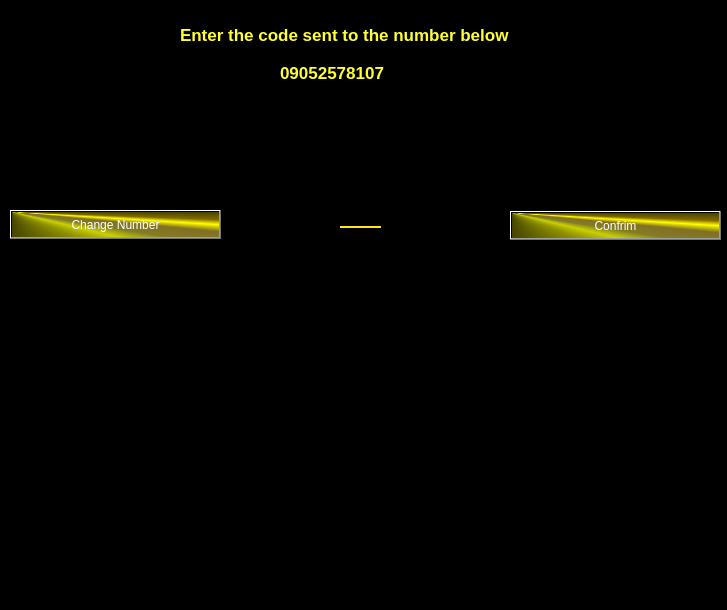
The window that untitled/verification.ui (MohamadKhavaran/M2-Massenger) describes before a commit, drawn with Qt 5.
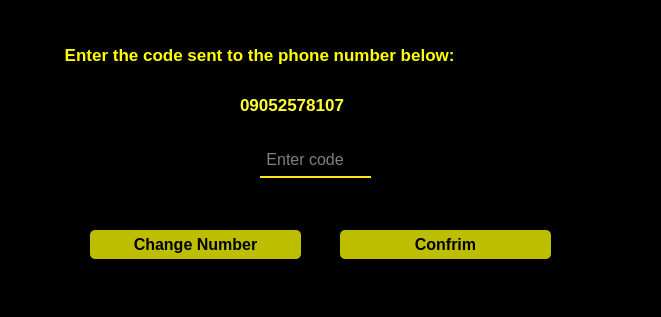
The same window after the commit.

The edit to the form file:
```diff
--- a/untitled/verification.ui
+++ b/untitled/verification.ui
@@ -6,8 +6,8 @@
    <rect>
     <x>0</x>
     <y>0</y>
-    <width>727</width>
-    <height>610</height>
+    <width>661</width>
+    <height>317</height>
    </rect>
   </property>
   <property name="windowTitle">
@@ -20,12 +20,17 @@
   <widget class="QLineEdit" name="CodeSent_lineEdit">
    <property name="geometry">
     <rect>
-     <x>340</x>
-     <y>200</y>
-     <width>41</width>
+     <x>260</x>
+     <y>150</y>
+     <width>111</width>
      <height>28</height>
     </rect>
    </property>
+   <property name="font">
+    <font>
+     <pointsize>12</pointsize>
+    </font>
+   </property>
    <property name="styleSheet">
     <string notr="true">bbackground-color:rgba(0, 0, 0, 0);
 border:none;
@@ -36,13 +41,16 @@
    <property name="text">
     <string/>
    </property>
+   <property name="placeholderText">
+    <string> Enter code</string>
+   </property>
   </widget>
   <widget class="QLabel" name="Question_label">
    <property name="geometry">
     <rect>
-     <x>180</x>
-     <y>20</y>
-     <width>425</width>
+     <x>60</x>
+     <y>40</y>
+     <width>521</width>
      <height>30</height>
     </rect>
    </property>
@@ -53,17 +61,17 @@
     </font>
    </property>
    <property name="styleSheet">
-    <string notr="true">color:rgb(255,255,51);</string>
+    <string notr="true">color:rgb(255,255,0)	;</string>
    </property>
    <property name="text">
-    <string>Enter the code sent to the number below</string>
+    <string> Enter the code sent to the phone number below: </string>
    </property>
   </widget>
   <widget class="QLabel" name="PhoneNumber_label">
    <property name="geometry">
     <rect>
-     <x>280</x>
-     <y>58</y>
+     <x>240</x>
+     <y>90</y>
      <width>161</width>
      <height>30</height>
     </rect>
@@ -84,15 +92,35 @@
   <widget class="QPushButton" name="pushButton">
    <property name="geometry">
     <rect>
-     <x>10</x>
-     <y>210</y>
+     <x>90</x>
+     <y>230</y>
      <width>211</width>
      <height>29</height>
     </rect>
    </property>
+   <property name="font">
+    <font>
+     <pointsize>12</pointsize>
+     <bold>true</bold>
+    </font>
+   </property>
    <property name="styleSheet">
-    <string notr="true">background-color: qconicalgradient(cx:0, cy:0, angle:135, stop:0 rgba(255, 255, 0, 69), stop:0.375 rgba(255, 255, 0, 69), stop:0.423533 rgba(251, 255, 0, 145), stop:0.45 rgba(247, 255, 0, 208), stop:0.477581 rgba(255, 244, 71, 130), stop:0.518717 rgba(255, 218, 71, 130), stop:0.55 rgba(255, 255, 0, 255), stop:0.57754 rgba(255, 203, 0, 130), stop:0.625 rgba(255, 255, 0, 69), stop:1 rgba(255, 255, 0, 69));
-color: rgb(255, 255, 255);</string>
+    <string notr="true">QPushButton#pushButton{
+	background-color:rgba(255, 255, 0, 190);
+	color:rgba(0, 0, 0, 255);
+	border-radius:5px;
+}
+
+QPushButton#pushButton:hover{
+	background-color:rgba(255, 0, 0);
+
+}
+
+QPushButton#pushButton:pressed{
+	padding-left:5px;
+	padding-top:5px;
+	background-color:rgba(150,123, 111, 255);
+}</string>
    </property>
    <property name="text">
     <string>Change Number</string>
@@ -101,15 +129,35 @@
   <widget class="QPushButton" name="pushButton_2">
    <property name="geometry">
     <rect>
-     <x>510</x>
-     <y>211</y>
+     <x>340</x>
+     <y>230</y>
      <width>211</width>
      <height>29</height>
     </rect>
    </property>
+   <property name="font">
+    <font>
+     <pointsize>12</pointsize>
+     <bold>true</bold>
+    </font>
+   </property>
    <property name="styleSheet">
-    <string notr="true">background-color: qconicalgradient(cx:0, cy:0, angle:135, stop:0 rgba(255, 255, 0, 69), stop:0.375 rgba(255, 255, 0, 69), stop:0.423533 rgba(251, 255, 0, 145), stop:0.45 rgba(247, 255, 0, 208), stop:0.477581 rgba(255, 244, 71, 130), stop:0.518717 rgba(255, 218, 71, 130), stop:0.55 rgba(255, 255, 0, 255), stop:0.57754 rgba(255, 203, 0, 130), stop:0.625 rgba(255, 255, 0, 69), stop:1 rgba(255, 255, 0, 69));
-color: rgb(255, 255, 255);</string>
+    <string notr="true">QPushButton#pushButton_2{
+	background-color:rgba(255, 255, 0, 190);
+	color:rgba(0, 0, 0, 255);
+	border-radius:5px;
+}
+
+QPushButton#pushButton_2:hover{
+	background-color:rgba(0, 255, 0);
+
+}
+
+QPushButton#pushButton_2:pressed{
+	padding-left:5px;
+	padding-top:5px;
+	background-color:rgba(150,123, 111, 255);
+}</string>
    </property>
    <property name="text">
     <string>Confrim</string>
```
